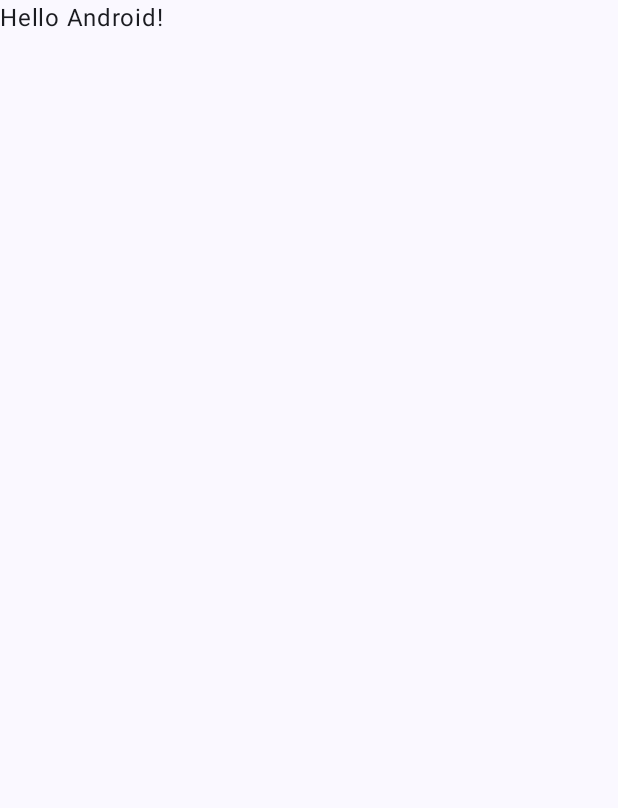
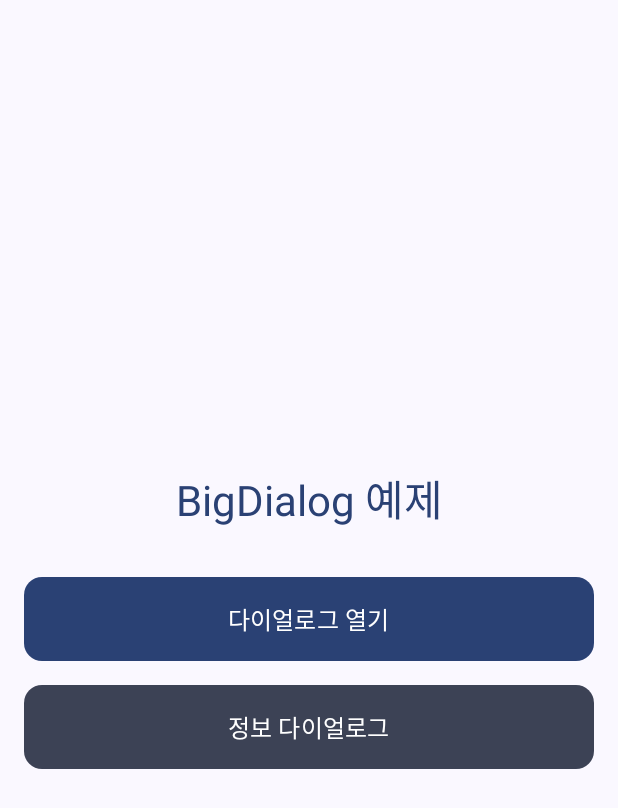
Before and after one commit to qkrtnfks128/MyApplication, an Android app built with Jetpack Compose: the screen it shows after launch (MainActivity), on a phone screen of 412 x 824 dp. Before the commit the part shown is almost empty. Shown: the top 808 px of the screen. Run offline under Robolectric (Android 15) with nearby library versions, the phone set to English and light mode, and no system bars.

Commit message:
MainScreen 컴포저블 추가 및 BigDialog 예제 구현

```diff
--- a/app/src/main/java/com/example/myapplication/MainActivity.kt
+++ b/app/src/main/java/com/example/myapplication/MainActivity.kt
@@ -4,15 +4,27 @@ import android.os.Bundle
 import androidx.activity.ComponentActivity
 import androidx.activity.compose.setContent
 import androidx.activity.enableEdgeToEdge
+import androidx.compose.foundation.layout.Arrangement
+import androidx.compose.foundation.layout.Column
+import androidx.compose.foundation.layout.Spacer
 import androidx.compose.foundation.layout.fillMaxSize
+import androidx.compose.foundation.layout.fillMaxWidth
+import androidx.compose.foundation.layout.height
 import androidx.compose.foundation.layout.padding
 import androidx.compose.material3.MaterialTheme
 import androidx.compose.material3.Scaffold
-import androidx.compose.material3.Surface
 import androidx.compose.material3.Text
 import androidx.compose.runtime.Composable
+import androidx.compose.runtime.getValue
+import androidx.compose.runtime.mutableStateOf
+import androidx.compose.runtime.remember
+import androidx.compose.runtime.setValue
+import androidx.compose.ui.Alignment
 import androidx.compose.ui.Modifier
 import androidx.compose.ui.tooling.preview.Preview
+import androidx.compose.ui.unit.dp
+import com.example.myapplication.components.SolidButton
+import com.example.myapplication.components.dialog.BigDialog
 import com.example.myapplication.ui.theme.MyApplicationTheme
 
 class MainActivity : ComponentActivity() {
@@ -22,8 +34,7 @@ class MainActivity : ComponentActivity() {
         setContent {
             MyApplicationTheme {
                 Scaffold(modifier = Modifier.fillMaxSize()) { innerPadding ->
-                    Greeting(
-                        name = "Android",
+                    MainScreen(
                         modifier = Modifier.padding(innerPadding)
                     )
                 }
@@ -33,17 +44,95 @@ class MainActivity : ComponentActivity() {
 }
 
 @Composable
-fun Greeting(name: String, modifier: Modifier = Modifier) {
-    Text(
-        text = "Hello $name!",
+fun MainScreen(modifier: Modifier = Modifier) {
+    var showDialog by remember { mutableStateOf(false) }
+    var showInfoDialog by remember { mutableStateOf(false) }
+
+    Column(
         modifier = modifier
-    )
+            .fillMaxSize()
+            .padding(16.dp),
+        horizontalAlignment = Alignment.CenterHorizontally,
+        verticalArrangement = Arrangement.Center
+    ) {
+        Text(
+            text = "BigDialog 예제",
+            style = MaterialTheme.typography.headlineMedium,
+            color = MaterialTheme.colorScheme.primary
+        )
+
+        Spacer(modifier = Modifier.height(32.dp))
+
+        SolidButton(
+            text = "다이얼로그 열기",
+            onClick = { showDialog = true }
+        )
+
+        Spacer(modifier = Modifier.height(16.dp))
+
+        SolidButton(
+            text = "정보 다이얼로그",
+            onClick = { showInfoDialog = true },
+            backgroundColor = MaterialTheme.colorScheme.secondary
+        )
+    }
+
+    // 기본 다이얼로그
+    if (showDialog) {
+        BigDialog(
+            title = "확인 다이얼로그",
+            content = {
+                Text(
+                    text = "이것은 BigDialog 컴포넌트의 예제입니다. 타이틀과 내용을 파라미터로 받아서 유연하게 사용할 수 있습니다.",
+                    style = MaterialTheme.typography.bodyMedium
+                )
+            },
+            onDismiss = { showDialog = false },
+            onConfirm = {
+                // 확인 버튼 클릭 시 처리
+                println("확인 버튼 클릭됨")
+            },
+            onCancel = {
+                // 취소 버튼 클릭 시 처리
+                println("취소 버튼 클릭됨")
+            }
+        )
+    }
+
+    // 정보 다이얼로그 (취소 버튼 없음)
+    if (showInfoDialog) {
+        BigDialog(
+            title = "앱 정보",
+            content = {
+                Column {
+                    Text(
+                        text = "앱 버전: 1.0.0",
+                        style = MaterialTheme.typography.bodyMedium
+                    )
+                    Text(
+                        text = "개발자: MyApplication",
+                        style = MaterialTheme.typography.bodyMedium
+                    )
+                    Text(
+                        text = "이 앱은 Jetpack Compose로 개발되었습니다.",
+                        style = MaterialTheme.typography.bodyMedium
+                    )
+                }
+            },
+            onDismiss = { showInfoDialog = false },
+            onConfirm = {
+                println("정보 다이얼로그 확인")
+            },
+            showCancelButton = false,
+            confirmText = "알겠습니다"
+        )
+    }
 }
 
 @Preview(showBackground = true)
 @Composable
-fun GreetingPreview() {
+fun MainScreenPreview() {
     MyApplicationTheme {
-        Greeting("Android")
+        MainScreen()
     }
 }
--- /dev/null
+++ b/app/src/main/java/com/example/myapplication/components/button/SolidButton.kt
@@ -0,0 +1,48 @@
+package com.example.myapplication.components
+
+import androidx.compose.foundation.layout.fillMaxWidth
+import androidx.compose.foundation.layout.height
+import androidx.compose.foundation.layout.padding
+import androidx.compose.material3.Button
+import androidx.compose.material3.ButtonDefaults
+import androidx.compose.material3.MaterialTheme
+import androidx.compose.material3.Text
+import androidx.compose.runtime.Composable
+import androidx.compose.ui.Modifier
+import androidx.compose.ui.graphics.Color
+import androidx.compose.ui.text.font.FontWeight
+import androidx.compose.ui.unit.dp
+import androidx.compose.ui.unit.sp
+
+@Composable
+fun SolidButton(
+    text: String,
+    onClick: () -> Unit,
+    modifier: Modifier = Modifier,
+    enabled: Boolean = true,
+    backgroundColor: Color = MaterialTheme.colorScheme.primary,
+    textColor: Color = MaterialTheme.colorScheme.onPrimary,
+    height: Int = 56
+) {
+    Button(
+        onClick = onClick,
+        modifier = modifier
+            .fillMaxWidth()
+            .height(height.dp),
+        enabled = enabled,
+        colors = ButtonDefaults.buttonColors(
+            containerColor = backgroundColor,
+            contentColor = textColor,
+            disabledContainerColor = MaterialTheme.colorScheme.surfaceVariant,
+            disabledContentColor = MaterialTheme.colorScheme.onSurfaceVariant
+        ),
+        shape = MaterialTheme.shapes.medium
+    ) {
+        Text(
+            text = text,
+            fontSize = 16.sp,
+            fontWeight = FontWeight.Medium,
+            modifier = Modifier.padding(horizontal = 8.dp)
+        )
+    }
+}
```
Also changed, not shown: app/src/main/java/com/example/myapplication/components/dialog/BigDialog.kt (added, +84 -0 lines).
